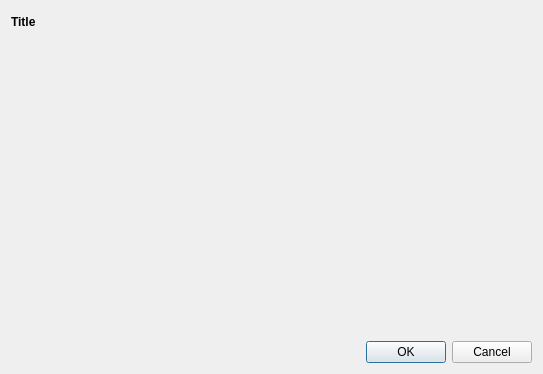
Above: src/extensions/dialogs/ui/comparison_dialog.ui from European-XFEL/guiextensions before the change. Below: the same form after it.
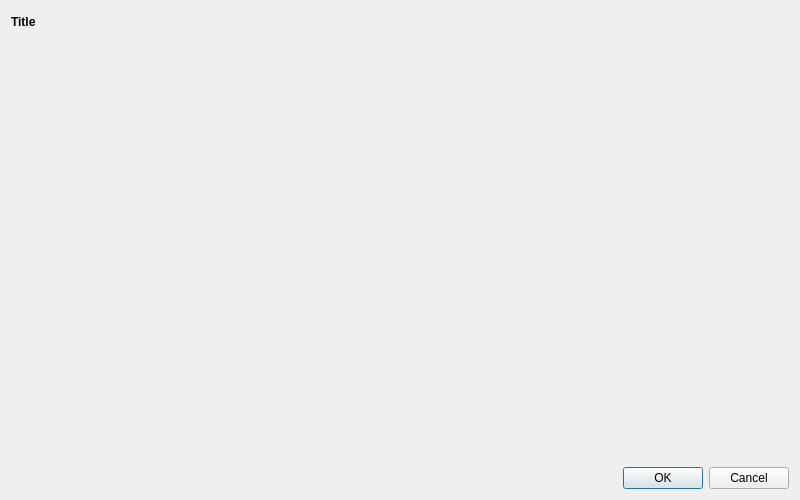
That is the form after the change.

Commit message: Compare view: Make the dialog window larger

Diff of the .ui file:
```diff
--- a/src/extensions/dialogs/ui/comparison_dialog.ui
+++ b/src/extensions/dialogs/ui/comparison_dialog.ui
@@ -6,8 +6,8 @@
    <rect>
     <x>0</x>
     <y>0</y>
-    <width>543</width>
-    <height>374</height>
+    <width>800</width>
+    <height>500</height>
    </rect>
   </property>
   <property name="windowTitle">
```
